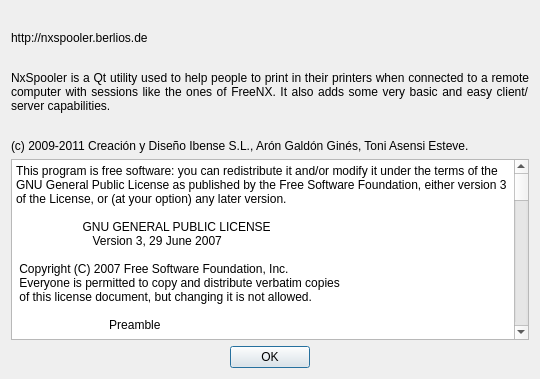
Old version of the form trunk/aboutDialog.ui in the repository BackupTheBerlios/nxspooler-svn.
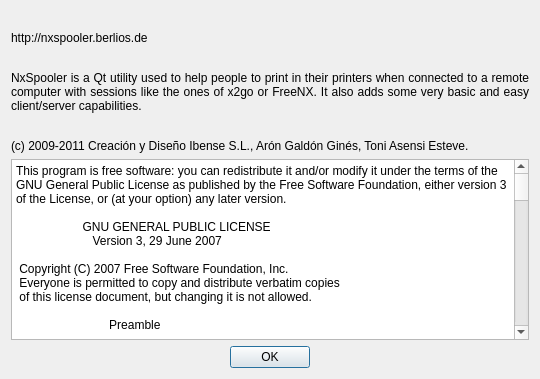
New version of the form. Icons and pictures are not drawn.

Commit message: The FreeNX program has not been updated since 2008, so the alternative of x2go has been added. Minor updates in the NSIS installation script.

```diff
--- a/trunk/aboutDialog.ui
+++ b/trunk/aboutDialog.ui
@@ -63,7 +63,7 @@
       </sizepolicy>
      </property>
      <property name="text">
-      <string>NxSpooler is a Qt utility used to help people to print in their printers when connected to a remote computer with sessions like the ones of FreeNX. It also adds some very basic and easy client/server capabilities.</string>
+      <string>NxSpooler is a Qt utility used to help people to print in their printers when connected to a remote computer with sessions like the ones of x2go or FreeNX. It also adds some very basic and easy client/server capabilities.</string>
      </property>
      <property name="alignment">
       <set>Qt::AlignJustify|Qt::AlignVCenter</set>
```
The commit also changes 4 other files.
